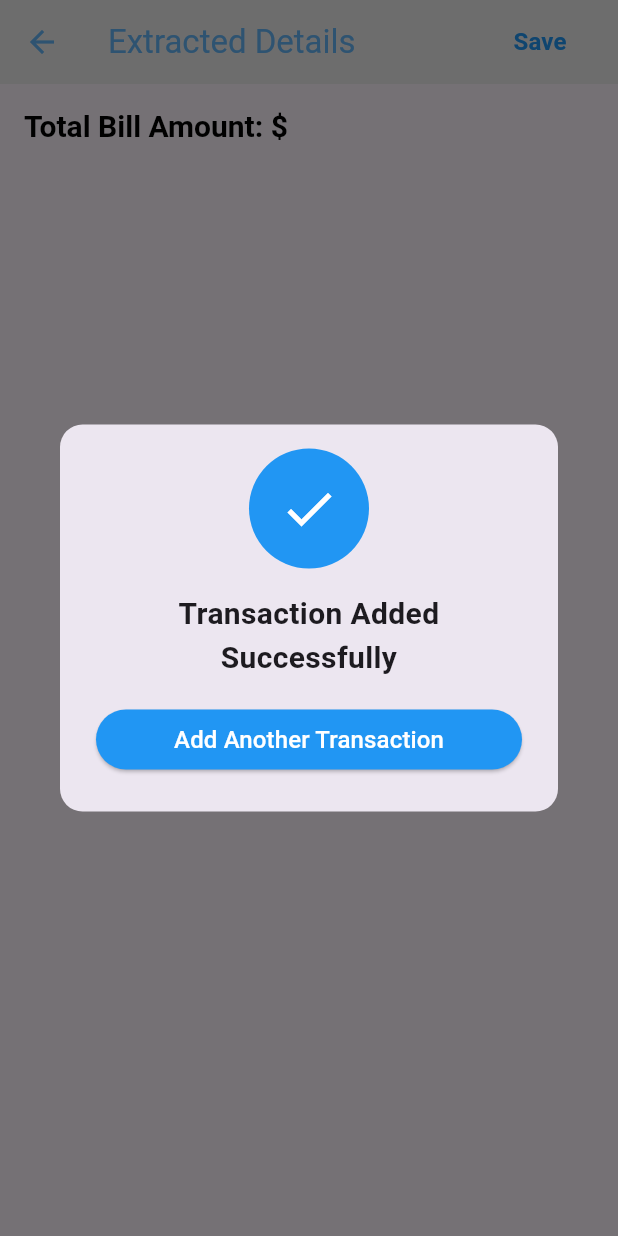
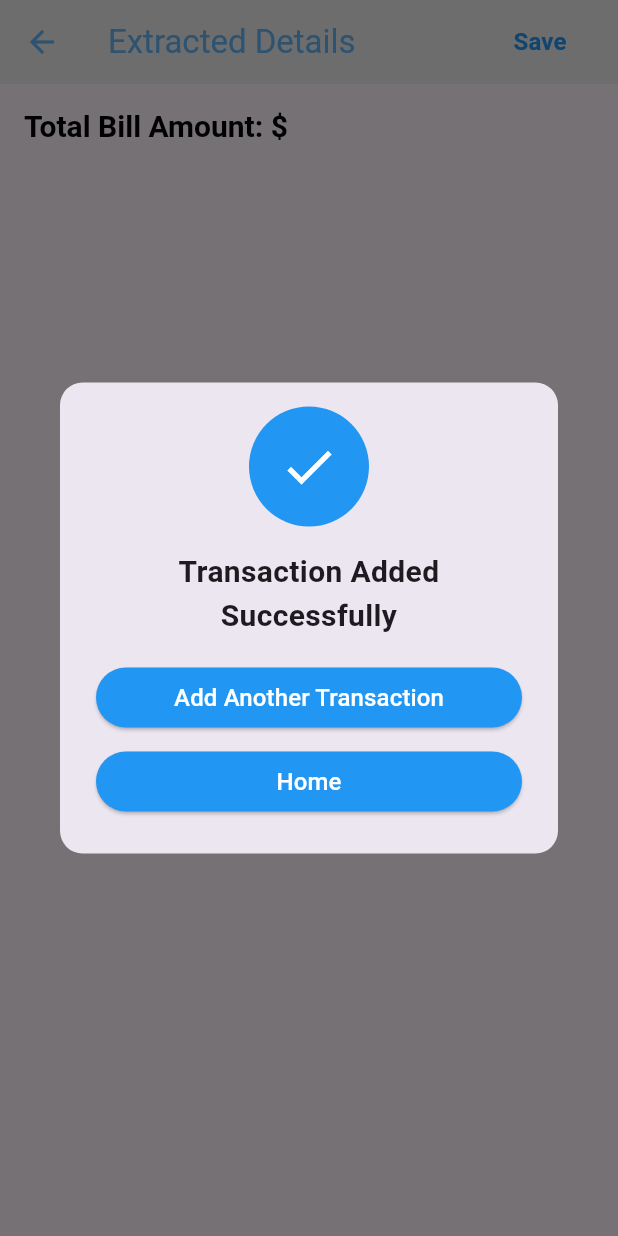
Before and after one commit to Fynaura/fynaura, a Flutter app: the ExtractedTextScreen screen opened directly with empty values, after a tap on "Save", on a phone screen of 412 x 824 dp. Run offline on Flutter 3.47's test engine with Material 3 defaults, Android fonts, the phone set to English and light mode, and no system bars; our stand-ins replace image_picker, shared_preferences; accounts and stored records are empty.

Commit message:
added button to navigate home after successful transaction

```diff
--- a/front-end/lib/pages/ocr/extracted_text_screen.dart
+++ b/front-end/lib/pages/ocr/extracted_text_screen.dart
@@ -54,7 +54,24 @@ class ExtractedTextScreen extends StatelessWidget {
                 ),
               ),
 
-
+              const SizedBox(height: 8),
+              SizedBox(
+                width: double.infinity,
+                child: ElevatedButton(
+                  onPressed: () {
+                    Navigator.pop(context);
+                    Navigator.pushReplacement(
+                      context,
+                      MaterialPageRoute(builder: (context) => const OcrScreen()),// should change for navigate to home
+                    );
+                  },
+                  style: ElevatedButton.styleFrom(
+                    backgroundColor: Colors.blue,
+                    padding: const EdgeInsets.symmetric(vertical: 8),
+                  ),
+                  child: const Text("Home", style: TextStyle(color: Colors.white, fontSize: 16)),
+                ),
+              ),
 
             ],
           ),
```
